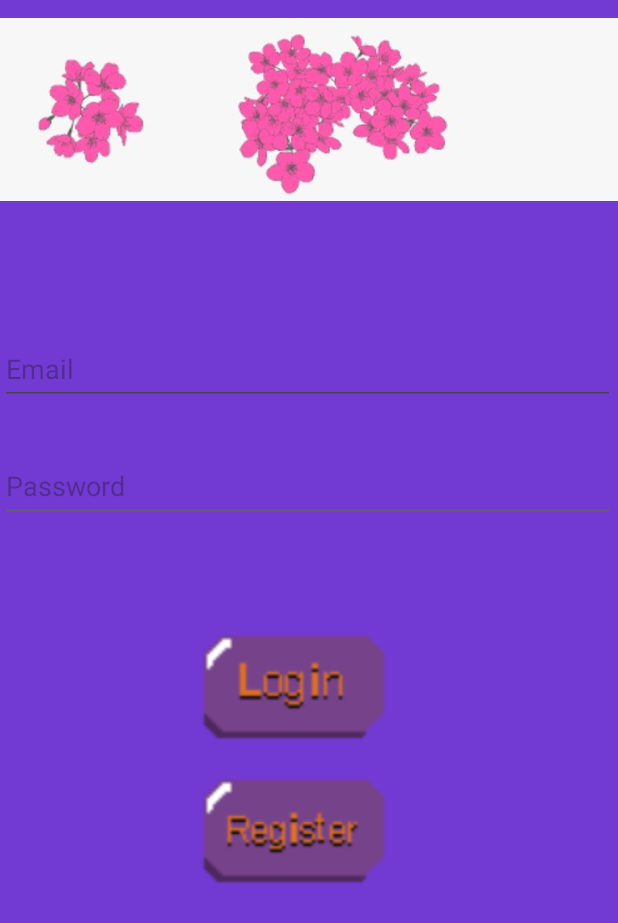
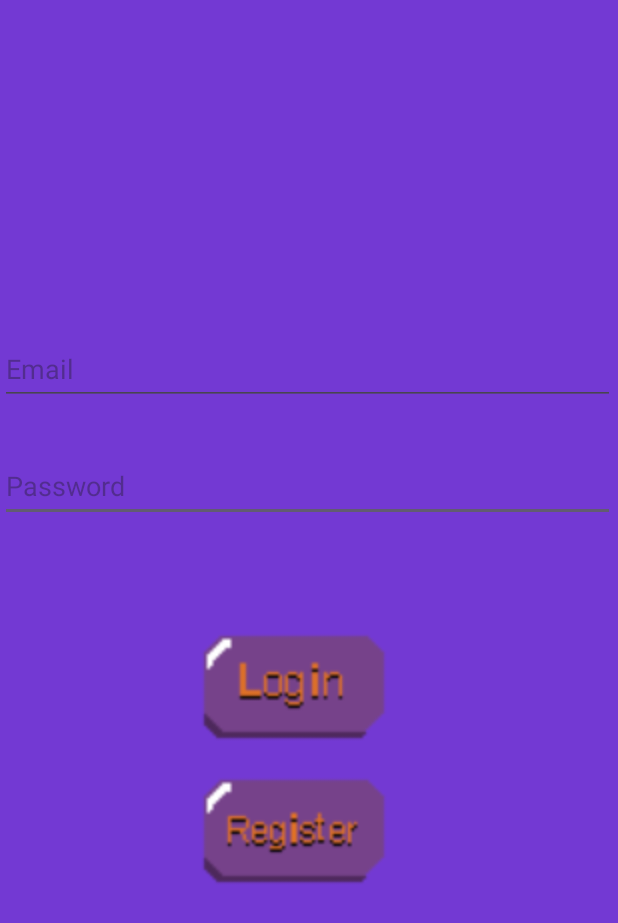
Before and after one commit to mattdelta2/OPCS7311, an Android app: the screen it shows after launch (Login), on a phone screen of 412 x 824 dp. Shown: the top 923 px of the screen. Run offline under Robolectric (Android 15) with nearby library versions, the phone set to English and light mode, and no system bars.

Commit message:
Revert "added the photos"
This reverts commit 0fbe16c9bfe6990f9334a4e42a94597b91f94e4d.

```diff
--- a/app/src/main/res/layout/activity_login.xml
+++ b/app/src/main/res/layout/activity_login.xml
@@ -55,21 +55,4 @@
         app:layout_constraintTop_toBottomOf="@+id/btnLogin"
         app:srcCompat="@drawable/registerbuttonexport" />
 
-    <ImageView
-        android:id="@+id/imageView8"
-        android:layout_width="wrap_content"
-        android:layout_height="wrap_content"
-        android:background="#00FFFFFF"
-        app:srcCompat="@drawable/emptyfiller3"
-        tools:layout_editor_absoluteX="0dp"
-        tools:layout_editor_absoluteY="592dp" />
-
-    <ImageView
-        android:id="@+id/imageView9"
-        android:layout_width="wrap_content"
-        android:layout_height="wrap_content"
-        app:srcCompat="@drawable/emptyfiller2"
-        tools:layout_editor_absoluteX="-1dp"
-        tools:layout_editor_absoluteY="-3dp" />
-
 </androidx.constraintlayout.widget.ConstraintLayout>
```
Also changed, not shown: app/src/main/res/layout/activity_player_room.xml (+0 -9 lines), app/src/main/res/layout/activity_timer.xml (+0 -8 lines), app/src/main/res/drawable/timescapeTitleScreen2.jpeg (deleted).
